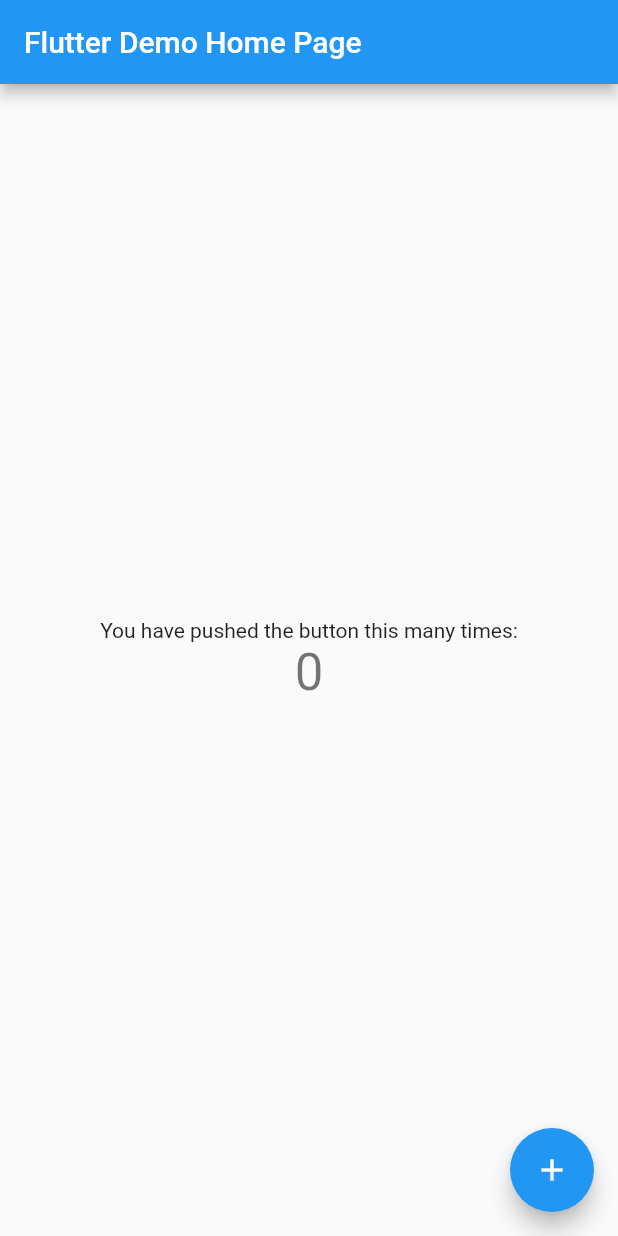
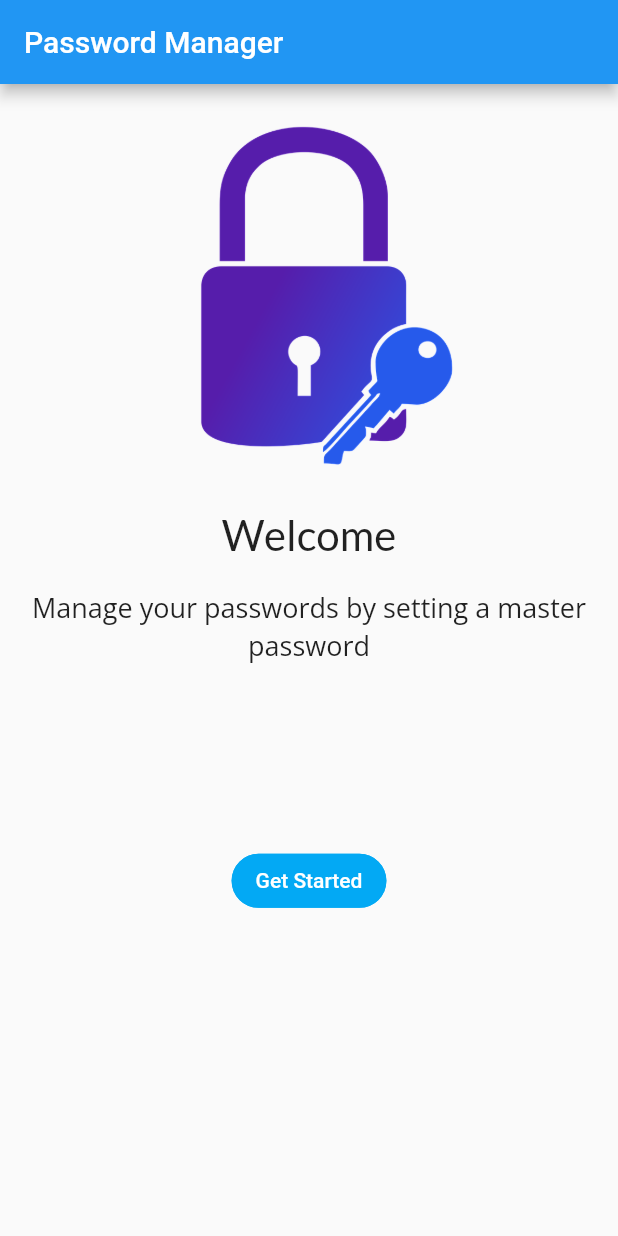
Before and after one commit to tanvir-ahmod/password_manager, a Flutter app: the screen it shows after launch, on a phone screen of 412 x 824 dp. Run offline on Flutter 3.47's test engine with Material 2 defaults, Android fonts, the phone set to English and light mode, and no system bars; our stand-ins replace google_fonts.

Commit message:
Add home UI

```diff
--- a/lib/main.dart
+++ b/lib/main.dart
@@ -1,4 +1,6 @@
 import 'package:flutter/material.dart';
+
+import 'utils/app_router.dart';
 
 void main() {
   runApp(MyApp());
@@ -8,58 +10,14 @@
   @override
   Widget build(BuildContext context) {
     return MaterialApp(
-      title: 'Flutter Demo',
+      debugShowCheckedModeBanner: false,
+      title: 'Home',
       theme: ThemeData(
         primarySwatch: Colors.blue,
+        visualDensity: VisualDensity.adaptivePlatformDensity,
       ),
-      home: MyHomePage(title: 'Flutter Demo Home Page'),
+      onGenerateRoute: AppRouter.generateRoute,
+      initialRoute: HomeRoute,
     );
   }
 }
-
-class MyHomePage extends StatefulWidget {
-  MyHomePage({Key key, this.title}) : super(key: key);
-
-  final String title;
-
-  @override
-  _MyHomePageState createState() => _MyHomePageState();
-}
-
-class _MyHomePageState extends State<MyHomePage> {
-  int _counter = 0;
-
-  void _incrementCounter() {
-    setState(() {
-      _counter++;
-    });
-  }
-
-  @override
-  Widget build(BuildContext context) {
-    return Scaffold(
-      appBar: AppBar(
-        title: Text(widget.title),
-      ),
-      body: Center(
-        child: Column(
-          mainAxisAlignment: MainAxisAlignment.center,
-          children: <Widget>[
-            Text(
-              'You have pushed the button this many times:',
-            ),
-            Text(
-              '$_counter',
-              style: Theme.of(context).textTheme.headline4,
-            ),
-          ],
-        ),
-      ),
-      floatingActionButton: FloatingActionButton(
-        onPressed: _incrementCounter,
-        tooltip: 'Increment',
-        child: Icon(Icons.add),
-      ),
-    );
-  }
-}
--- /dev/null
+++ b/lib/ui/home.dart
@@ -0,0 +1,58 @@
+import 'package:flutter/cupertino.dart';
+import 'package:flutter/material.dart';
+import 'package:google_fonts/google_fonts.dart';
+
+class Home extends StatelessWidget {
+  @override
+  Widget build(BuildContext context) {
+    var size = MediaQuery.of(context).size;
+
+    return Scaffold(
+        appBar: AppBar(title: Text("Password Manager")),
+        body: Column(
+          children: [
+            Padding(
+              padding: const EdgeInsets.only(top: 16.0),
+              child: Image.asset(
+                "assets/images/lock_icon.png",
+                height: size.height * 0.3,
+              ),
+            ),
+            SizedBox(
+              height: 20,
+            ),
+            Center(
+              child: Text(
+                "Welcome",
+                textAlign: TextAlign.center,
+                style: GoogleFonts.lato(textStyle: TextStyle(fontSize: 28)),
+              ),
+            ),
+            SizedBox(
+              height: 20,
+            ),
+            Center(
+              child: Text(
+                "Manage your passwords by setting a master password",
+                textAlign: TextAlign.center,
+                style: GoogleFonts.openSans(textStyle: TextStyle(fontSize: 18)),
+              ),
+            ),
+            SizedBox(
+              height: 120,
+            ),
+            ElevatedButton(
+                child: Text("Get Started"),
+                style: ButtonStyle(
+                    foregroundColor:
+                        MaterialStateProperty.all<Color>(Colors.white),
+                    backgroundColor:
+                        MaterialStateProperty.all<Color>(Colors.lightBlue),
+                    shape: MaterialStateProperty.all<RoundedRectangleBorder>(
+                        RoundedRectangleBorder(
+                            borderRadius: BorderRadius.circular(18.0),
+                            side: BorderSide(color: Colors.lightBlue)))))
+          ],
+        ));
+  }
+}
--- /dev/null
+++ b/lib/utils/app_router.dart
@@ -0,0 +1,19 @@
+import 'package:flutter/material.dart';
+import 'package:password_manager/ui/home.dart';
+
+const String HomeRoute = "/";
+
+class AppRouter {
+  static Route<dynamic> generateRoute(RouteSettings settings) {
+    switch (settings.name) {
+      case HomeRoute:
+        return MaterialPageRoute(builder: (_) => Home());
+      default:
+        return MaterialPageRoute(
+            builder: (_) => Scaffold(
+                  body: Center(
+                      child: Text('No route defined for ${settings.name}')),
+                ));
+    }
+  }
+}
```
Also changed, not shown: pubspec.yaml (+4 -3 lines), assets/images/lock_icon.png (added), pubspec.lock, 3 other files.
